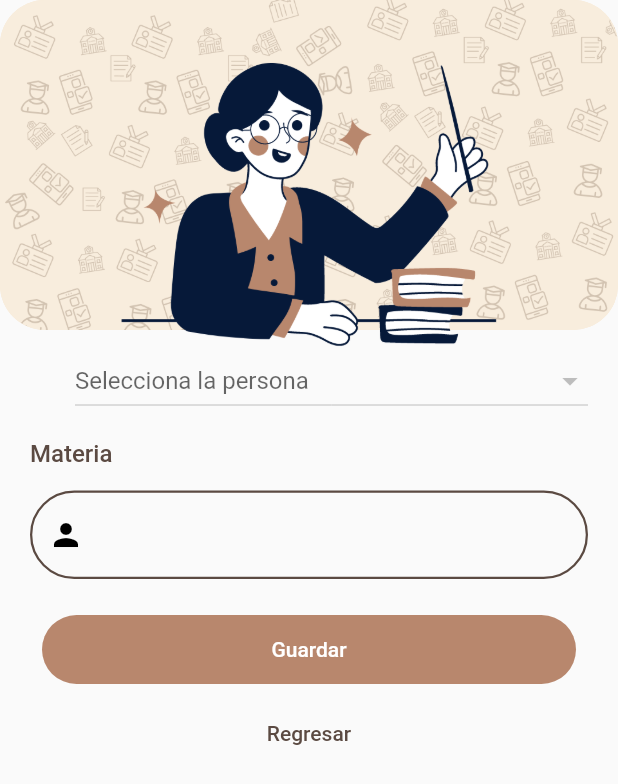
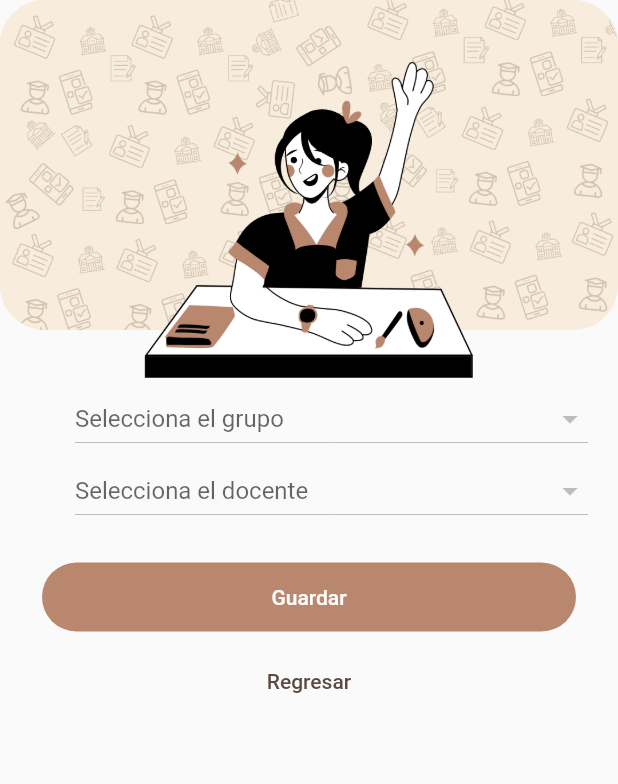
Before and after one commit to marianalG0/justy, a Flutter app: the formgd screen opened directly, on a phone screen of 412 x 824 dp. Shown: the top 784 px of the screen. Run offline on Flutter 3.47's test engine with Material 2 defaults, Android fonts, the phone set to English and light mode, and no system bars; our stand-ins replace fluttertoast; network calls fail.

Commit message:
grupodoc crud

```diff
--- a/lib/src/pages/grupoDocrevisar/formgrupoDoc.dart
+++ b/lib/src/pages/grupodoc/formgrupoDoc.dart
@@ -1,11 +1,9 @@
 import 'dart:convert';
-
 
 import 'package:flutter/material.dart';
 import 'package:http/http.dart' as http;
 
 import '../inicio_page.dart';
-
 
 class formgd extends StatefulWidget {
 //lista
@@ -17,48 +15,56 @@ class formgd extends StatefulWidget {
 }
 
 class _formgdState extends State<formgd> {
-
-  List persona = [];
-
-
+  List grupoItemList = [];
+  List docentes = [];
 
   //conexion a la base de datos para mostrarlo inicio codigo
-  Future getAllperson() async {
-    var url = Uri.parse("http://192.168.1.71/justy/leerperson.php");
+  Future getAllgrupo() async {
+    var url = Uri.parse("http://192.168.1.8/justy/leergrupo.php");
     var response = await http.get(url);
     if (response.statusCode == 200) {
       var jsonData = json.decode(response.body);
       setState(() {
-        persona = jsonData;
+        grupoItemList = jsonData;
       });
     }
-    print(persona);
+    print(grupoItemList);
   }
 
+  //conexion a la base de datos para mostrarlo inicio codigo
+  Future getAllperson() async {
+    var url = Uri.parse("http://192.168.1.8/justy/leedoc.php");
+    var response = await http.get(url);
+    if (response.statusCode == 200) {
+      var jsonData = json.decode(response.body);
+      setState(() {
+        docentes = jsonData;
+      });
+    }
+    print(docentes);
+  }
 
-
+  String? selectedValue;
+  String? selectedValue2;
 //CONTROLADORES
-  TextEditingController materia = TextEditingController();
 
   bool editMode = false;
-
-String? selectedValue;
 
   addUpdateData() {
     if (editMode) {
       //para editar uno existente
-      var url = Uri.parse("http://192.168.1.71/justy/editardoc.php");
+      var url = Uri.parse("http://192.168.1.8/justy/editargrupodoc.php");
       http.post(url, body: {
-        'idDoc': widget.list![widget.index!]['idDoc'],
-        'materia': materia.text,
-        'idPersona': selectedValue,
+        'idgrupoDoc': widget.list![widget.index!]['idgrupoDoc'],
+        'idGrupo': selectedValue,
+        'idDoc': selectedValue2,
       });
     } else {
       //para agregar uno
-      var url = Uri.parse("http://192.168.1.71/justy/agregardoc.php");
+      var url = Uri.parse("http://192.168.1.8/justy/agregargrupodoc.php");
       http.post(url, body: {
-        'materia': materia.text,
-        'idPersona': selectedValue
+        'idGrupo': selectedValue,
+        'idDoc': selectedValue2,
       });
     }
   }
@@ -66,13 +72,11 @@ String? selectedValue;
   @override
   void initState() {
     super.initState();
-
+    getAllgrupo();
     getAllperson();
 
     if (widget.index != null) {
       editMode = true;
-      materia.text = widget.list?[widget.index!]['materia'];
-
     }
   }
 
@@ -89,8 +93,10 @@ String? selectedValue;
               child: Expanded(
                 child: ListView(
                   children: <Widget>[
-
-                    //para grupo
+                    SizedBox(
+                      height: 25,
+                    ),
+                    //Para persona
                     Row(
                       children: <Widget>[
                         //  const Icon(Icons.border_color),
@@ -98,12 +104,12 @@ String? selectedValue;
                         Expanded(
                           child: DropdownButton(
                             isExpanded: true,
-                            hint: Text('Selecciona la persona'),
+                            hint: Text('Selecciona el grupo'),
                             value: selectedValue,
-                            items: persona.map((persona) {
+                            items: grupoItemList.map((grupo) {
                               return DropdownMenuItem(
-                                  value: persona['idPersona'],
-                                  child: Text(persona['nombre']));
+                                  value: grupo['nomenclatura'],
+                                  child: Text(grupo['nomenclatura']));
                             }).toList(),
                             onChanged: (value) {
                               setState(() {
@@ -115,44 +121,33 @@ String? selectedValue;
                       ],
                     ),
 
-                    //Campoooo0000
-
-                    SizedBox(
-                      height: 15,
-                    ),
-                    Column(
-                      crossAxisAlignment: CrossAxisAlignment.start,
+                    //para grupo
+                    Row(
                       children: <Widget>[
-                        Text(
-                          'Materia',
-                          style: TextStyle(
-                              color: Color(0xFFFF5B4A42),
-                              fontSize: 16,
-                              fontWeight: FontWeight.w500),
-                          textAlign: TextAlign.end,
-                        ),
-                        SizedBox(
-                          height: 15,
-                        ),
-                        TextFormField(
-                          controller: materia,
-                          decoration: InputDecoration(
-                              prefixIcon: Icon(
-                                Icons.person,
-                                color: Colors.black,
-                              ),
-                              border: OutlineInputBorder(
-                                borderRadius: BorderRadius.circular(30.0),
-                              ),
-                              hintText: '',
-                              enabledBorder: borde(),
-                              focusedBorder: borde()),
-                        ),
+                        //  const Icon(Icons.border_color),
+                        const SizedBox(width: 30.0),
+                        Expanded(
+                          child: DropdownButton(
+                            isExpanded: true,
+                            hint: Text('Selecciona el docente'),
+                            value: selectedValue2,
+                            items: docentes.map((docentes) {
+                              return DropdownMenuItem(
+                                  value: docentes['idDoc'],
+                                  child: Text(docentes['nombre']));
+                            }).toList(),
+                            onChanged: (value) {
+                              setState(() {
+                                selectedValue2 = value.toString();
+                              });
+                            },
+                          ),
+                        )
                       ],
                     ),
 
+                    //Campoooo0000
 
-                    //BOTONEEEES
                     SizedBox(
                       height: 15,
                     ),
@@ -186,7 +181,6 @@ String? selectedValue;
                         ),
                       ),
                     ),
-
 
                     TextButton(
                         onPressed: () {
@@ -226,7 +220,7 @@ String? selectedValue;
         Container(
           child: Column(
             children: <Widget>[
-              Image.asset('assets/docente.png'),
+              Image.asset('assets/fondoAlum.png'),
             ],
           ),
         )
```
Also changed, not shown: lib/main.dart (+3 -4 lines), lib/src/pages/grupodoc/listagrupoDoc.dart (renamed from lib/src/pages/grupoDocrevisar/listagrupoDoc.dart, +76 -37 lines), 2 other files.
